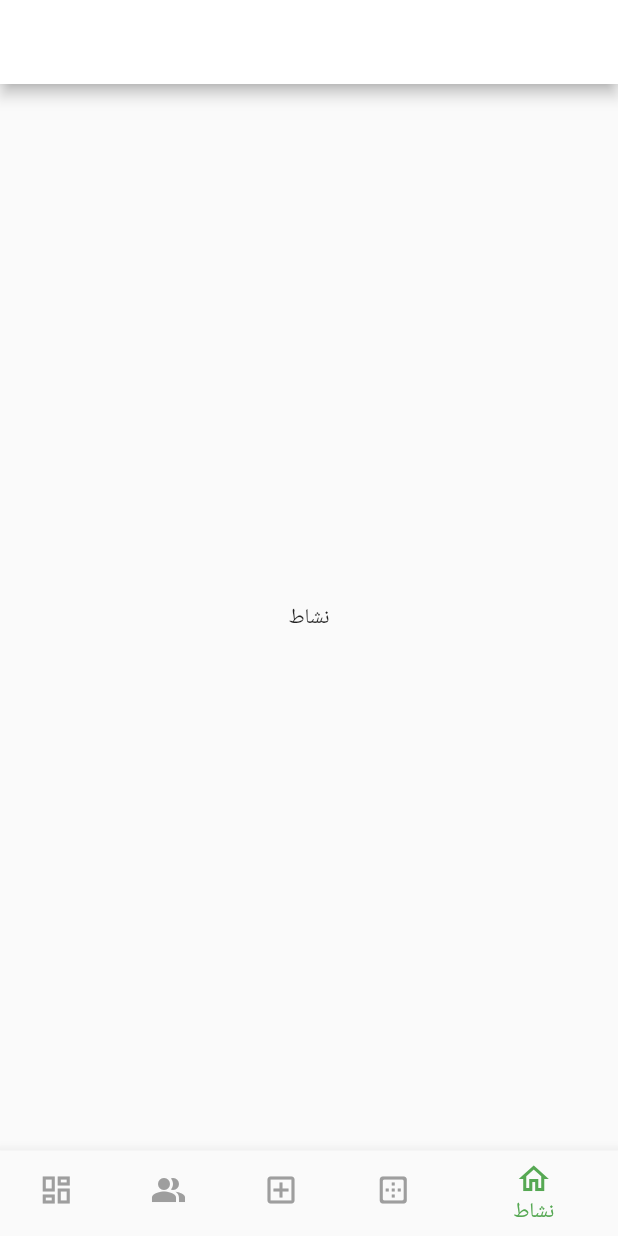
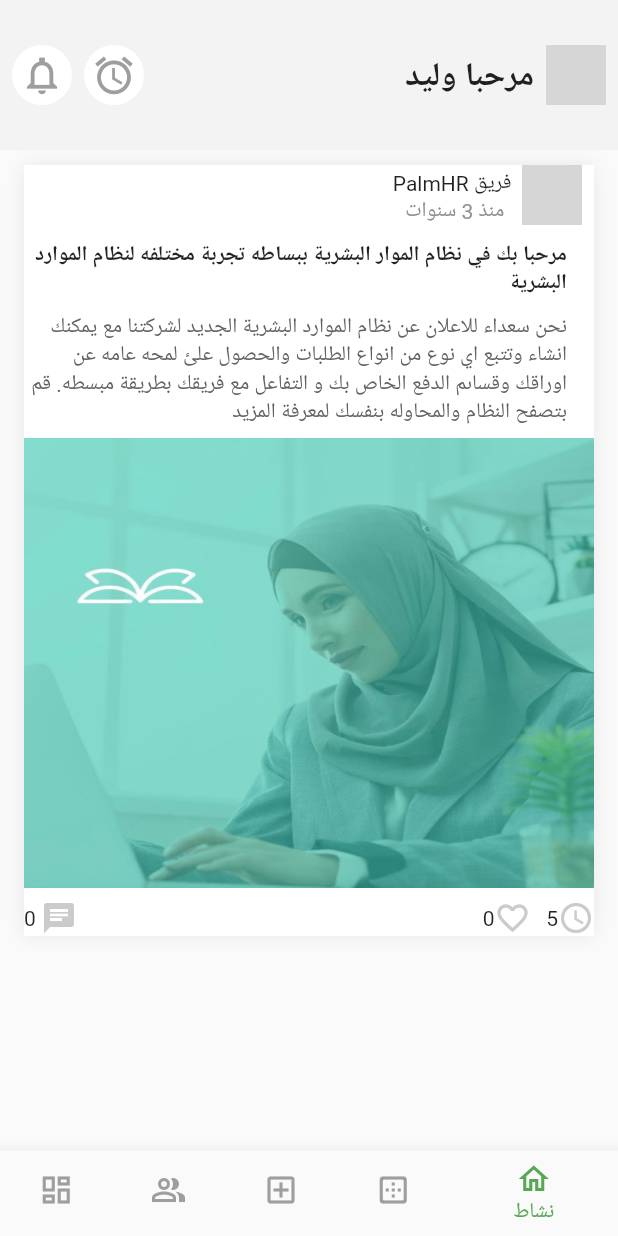
Before and after one commit to ahmedalqh/PalmHr, a Flutter app: the screen it shows after launch, on a phone screen of 412 x 824 dp. Run offline on Flutter 3.47's test engine with Material 2 defaults, Android fonts, the phone set to English and light mode, and no system bars; our stand-ins replace firebase_core, get; accounts and stored records are empty; network calls fail; grey boxes are pictures that could not be loaded.

Commit message:
done with 1: activity screen start with check in and check out screen

```diff
--- a/lib/features/HomeScreen/view/screen/NavButtonBar/buttonNavBar.dart
+++ b/lib/features/HomeScreen/view/screen/NavButtonBar/buttonNavBar.dart
@@ -1,4 +1,5 @@
 import 'package:flutter/material.dart';
+import 'package:palmhr/features/HomeScreen/view/screen/activity/HSactivity.dart';
 
 class BottomNavBar extends StatefulWidget {
   const BottomNavBar({Key key}) : super(key: key);
@@ -24,7 +25,7 @@ class _BottomNavBarState extends State {
       child: Text("طلباتي"),
     ),
     Center(
-      child: Text("نشاط"),
+      child: HomeScreenActivity(),
     ),
   ];
 
@@ -37,9 +38,9 @@ class _BottomNavBarState extends State {
   @override
   Widget build(BuildContext context) {
     return Scaffold(
-      appBar: AppBar(
-        backgroundColor: Colors.white,
-      ),
+      // appBar: AppBar(
+      //   backgroundColor: Colors.white,
+      // ),
       body: _pages[_selectedTab],
       bottomNavigationBar: BottomNavigationBar(
         currentIndex: _selectedTab,
@@ -48,9 +49,13 @@ class _BottomNavBarState extends State {
         unselectedItemColor: Colors.grey,
         items: [
           BottomNavigationBarItem(
-              icon: Icon(Icons.dashboard_outlined), label: "لوحة التحكم"),
+            icon: Icon(
+              Icons.dashboard_outlined,
+            ),
+            label: "لوحة التحكم",
+          ),
           BottomNavigationBarItem(
-              icon: Icon(Icons.people_alt), label: "الموظفين"),
+              icon: Icon(Icons.people_alt_outlined), label: "الموظفين"),
           BottomNavigationBarItem(
               icon: Icon(Icons.add_box_outlined), label: "اضف جديد"),
           BottomNavigationBarItem(
--- /dev/null
+++ b/lib/features/HomeScreen/view/screen/activity/HSactivity.dart
@@ -0,0 +1,25 @@
+import 'package:flutter/material.dart';
+import 'package:flutter/src/foundation/key.dart';
+import 'package:flutter/src/widgets/container.dart';
+import 'package:flutter/src/widgets/framework.dart';
+import 'package:palmhr/features/HomeScreen/view/screen/activity/cardActivity.dart';
+import 'package:palmhr/features/HomeScreen/view/screen/appBar.dart';
+
+class HomeScreenActivity extends StatelessWidget {
+  const HomeScreenActivity({Key key}) : super(key: key);
+
+  @override
+  Widget build(BuildContext context) {
+    return SafeArea(
+      child: Column(
+        children: [
+          AppBarScreen(),
+          SizedBox(
+            height: 10,
+          ),
+          CardActivity(),
+        ],
+      ),
+    );
+  }
+}
--- /dev/null
+++ b/lib/features/HomeScreen/view/screen/activity/cardActivity.dart
@@ -0,0 +1,122 @@
+import 'package:flutter/cupertino.dart';
+import 'package:flutter/material.dart';
+import 'package:flutter/src/foundation/key.dart';
+import 'package:flutter/src/widgets/container.dart';
+import 'package:flutter/src/widgets/framework.dart';
+
+class CardActivity extends StatelessWidget {
+  const CardActivity({Key key}) : super(key: key);
+
+  @override
+  Widget build(BuildContext context) {
+    return SingleChildScrollView(
+      child: Container(
+        width: 380,
+        decoration: const BoxDecoration(boxShadow: [
+          BoxShadow(
+              color: Color.fromARGB(255, 231, 230, 230),
+              blurRadius: 10,
+              spreadRadius: 0.2,
+              blurStyle: BlurStyle.normal),
+        ], color: Colors.white),
+        child: Column(
+          children: [
+            Padding(
+              padding: const EdgeInsets.only(right: 8.0),
+              child: Row(
+                mainAxisAlignment: MainAxisAlignment.end,
+                crossAxisAlignment: CrossAxisAlignment.end,
+                children: [
+                  Column(
+                    children: [
+                      Text(' PalmHR فريق  '),
+                      Text(
+                        'منذ 3 سنوات',
+                        style: TextStyle(
+                            color: Color.fromARGB(255, 145, 145, 145)),
+                      )
+                    ],
+                  ),
+                  CircleAvatar(
+                    backgroundImage: NetworkImage(
+                        'https://media.licdn.com/dms/image/C560BAQF5NC5OSHtegQ/company-logo_200_200/0/1566307930483?e=2147483647&v=beta&t=4LdV0oz2JN4OAGG3JySuutDaJKq3JRrAaIxzZ9Ahau8'),
+                  )
+                ],
+              ),
+            ),
+            Row(
+              children: [
+                Padding(
+                  padding: const EdgeInsets.only(right: 2.0, top: 10),
+                  child: Container(
+                    width: 362,
+                    child: Text(
+                      'مرحبا بك في نظام الموار البشرية ببساطه تجربة مختلفه لنظام الموارد البشرية',
+                      style: TextStyle(fontWeight: FontWeight.bold),
+                      textAlign: TextAlign.right,
+                    ),
+                  ),
+                )
+              ],
+            ),
+            Row(
+              children: [
+                Padding(
+                  padding: const EdgeInsets.only(right: 2.0, top: 10),
+                  child: Container(
+                    width: 362,
+                    child: Text(
+                      'نحن سعداء للاعلان عن نظام الموارد البشرية الجديد لشركتنا مع يمكنك انشاء وتتبع اي نوع من انواع الطلبات والحصول علئ لمحه عامه عن اوراقك وقساىم الدفع الخاص بك و التفاعل مع فريقك بطريقة مبسطه. قم بتصفح النظام والمحاوله بنفسك لمعرفة المزيد',
+                      style: TextStyle(
+                          fontWeight: FontWeight.normal,
+                          color: Color.fromARGB(255, 98, 98, 98)),
+                      textAlign: TextAlign.right,
+                    ),
+                  ),
+                )
+              ],
+            ),
+            Padding(
+              padding: const EdgeInsets.only(top: 8.0, bottom: 8),
+              child: Image.asset(
+                'assets/images/palmHR.jpeg',
+                fit: BoxFit.fill,
+                height: 300,
+                width: double.infinity,
+              ),
+            ),
+            Row(
+              mainAxisAlignment: MainAxisAlignment.spaceBetween,
+              children: [
+                Row(
+                  children: [
+                    Text('0 '),
+                    Icon(
+                      Icons.chat,
+                      color: Color.fromARGB(255, 203, 203, 203),
+                    )
+                  ],
+                ),
+                Row(
+                  // crossAxisAlignment: CrossAxisAlignment.stretch,
+                  children: [
+                    Text('0'),
+                    Icon(
+                      Icons.favorite_outline,
+                      color: Color.fromARGB(255, 203, 203, 203),
+                    ),
+                    Text('   5'),
+                    Icon(
+                      Icons.access_time,
+                      color: Color.fromARGB(255, 203, 203, 203),
+                    )
+                  ],
+                )
+              ],
+            )
+          ],
+        ),
+      ),
+    );
+  }
+}
--- /dev/null
+++ b/lib/features/HomeScreen/view/screen/activity/checkIn.dart
@@ -0,0 +1,34 @@
+import 'package:flutter/material.dart';
+import 'package:flutter/src/foundation/key.dart';
+import 'package:flutter/src/widgets/container.dart';
+import 'package:flutter/src/widgets/framework.dart';
+import 'package:get/get.dart';
+
+class CheckInScreen extends StatelessWidget {
+  const CheckInScreen({Key key}) : super(key: key);
+
+  @override
+  Widget build(BuildContext context) {
+    return Container(
+      child: Column(children: [
+        Padding(
+          padding: const EdgeInsets.only(top: 48.0),
+          child: Row(
+            mainAxisAlignment: MainAxisAlignment.end,
+            children: [
+              Padding(
+                padding: const EdgeInsets.only(right: 150),
+                child: Text('الحضور'),
+              ),
+              InkWell(
+                  onTap: () {
+                    Get.back();
+                  },
+                  child: Icon(Icons.cancel_outlined))
+            ],
+          ),
+        )
+      ]),
+    );
+  }
+}
--- /dev/null
+++ b/lib/features/HomeScreen/view/screen/appBar.dart
@@ -0,0 +1,100 @@
+import 'package:flutter/material.dart';
+
+import 'activity/checkIn.dart';
+
+class AppBarScreen extends StatelessWidget {
+  const AppBarScreen({Key key}) : super(key: key);
+
+  @override
+  Widget build(BuildContext context) {
+    return Container(
+      height: 100,
+      color: Color.fromARGB(255, 244, 243, 243),
+      child: Row(
+        mainAxisAlignment: MainAxisAlignment.spaceBetween,
+        children: [
+          Padding(
+            padding: const EdgeInsets.only(left: 8.0),
+            child: Row(
+              children: [
+                Container(
+                    width: 40,
+                    height: 40,
+                    decoration: const BoxDecoration(
+                      color: Colors.white,
+                      borderRadius: BorderRadius.only(
+                          topRight: Radius.circular(40.0),
+                          bottomRight: Radius.circular(40.0),
+                          topLeft: Radius.circular(40.0),
+                          bottomLeft: Radius.circular(40.0)),
+                    ),
+                    child: InkWell(
+                      onTap: () {
+                        showModalBottomSheet(
+                            isScrollControlled: true,
+                            context: context,
+                            builder: ((context) {
+                              return Container();
+                            }));
+                      },
+                      child: const Icon(
+                        Icons.notifications_none_sharp,
+                        color: Colors.grey,
+                        size: 30,
+                      ),
+                    )),
+                Padding(
+                  padding: const EdgeInsets.only(left: 8.0),
+                  child: Container(
+                      width: 40,
+                      height: 40,
+                      decoration: const BoxDecoration(
+                        color: Colors.white,
+                        borderRadius: BorderRadius.only(
+                            topRight: Radius.circular(40.0),
+                            bottomRight: Radius.circular(40.0),
+                            topLeft: Radius.circular(40.0),
+                            bottomLeft: Radius.circular(40.0)),
+                      ),
+                      child: InkWell(
+                        onTap: () {
+                          showModalBottomSheet(
+                              isScrollControlled: true,
+                              context: context,
+                              builder: ((context) {
+                                return CheckInScreen();
+                              }));
+                        },
+                        child: const Icon(
+                          Icons.access_alarm,
+                          color: Colors.grey,
+                          size: 30,
+                        ),
+                      )),
+                )
+              ],
+            ),
+          ),
+          Padding(
+            padding: const EdgeInsets.only(right: 8.0),
+            child: Row(
+              children: const [
+                Padding(
+                  padding: EdgeInsets.only(right: 8.0),
+                  child: Text(
+                    'مرحبا وليد',
+                    style: TextStyle(fontSize: 22, fontWeight: FontWeight.bold),
+                  ),
+                ),
+                CircleAvatar(
+                  backgroundImage: NetworkImage(
+                      'https://as2.ftcdn.net/v2/jpg/04/24/45/15/1000_F_424451597_Kx2SrOtG2TQXoUEGs0IheKx0uIXZE4zO.jpg'),
+                )
+              ],
+            ),
+          )
+        ],
+      ),
+    );
+  }
+}
--- a/lib/main.dart
+++ b/lib/main.dart
@@ -1,5 +1,6 @@
 import 'package:firebase_core/firebase_core.dart';
 import 'package:flutter/material.dart';
+import 'package:get/get.dart';
 
 import 'features/HomeScreen/view/screen/NavButtonBar/buttonNavBar.dart';
 import 'firebase_options.dart';
@@ -9,7 +10,7 @@ void main() async {
   await Firebase.initializeApp(
     options: DefaultFirebaseOptions.currentPlatform,
   );
-  runApp(MaterialApp(home: MyApp()));
+  runApp(GetMaterialApp(debugShowCheckedModeBanner: false, home: MyApp()));
 }
 
 class MyApp extends StatelessWidget {
```
Also changed, not shown: pubspec.yaml (+4 -3 lines), assets/images/palmHR.jpeg (added), lib/features/HomeScreen/view/screen/activity/notifcation.dart (added), lib/features/HomeScreen/view/screen/activity/profile.dart (added), pubspec.lock.
